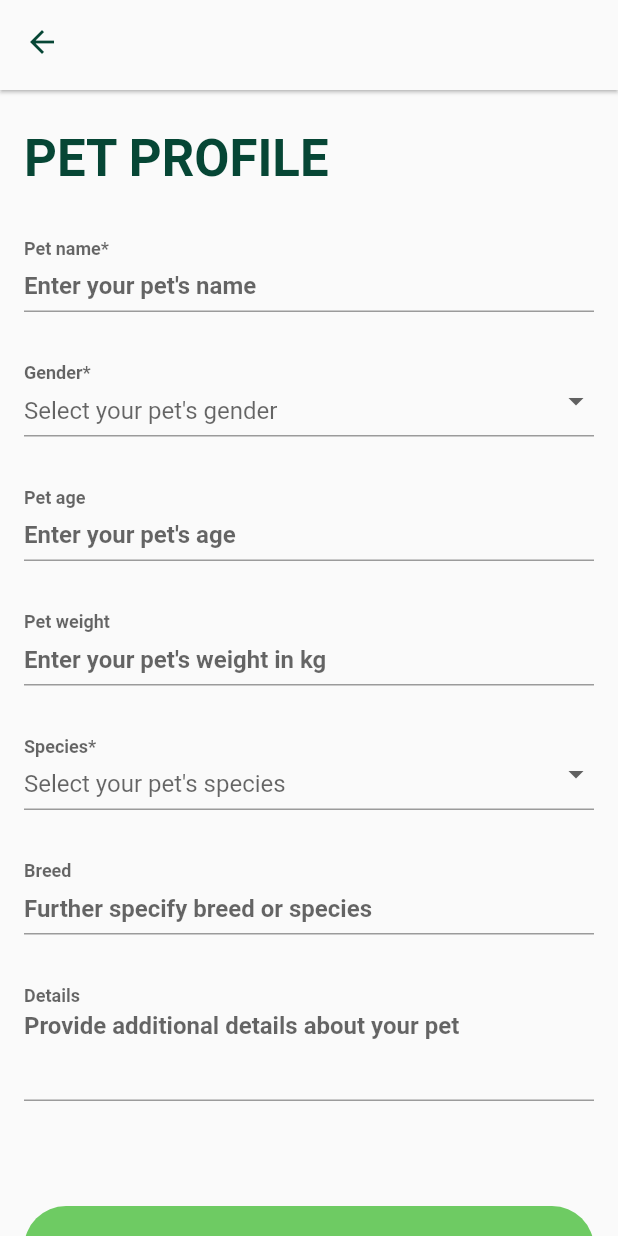
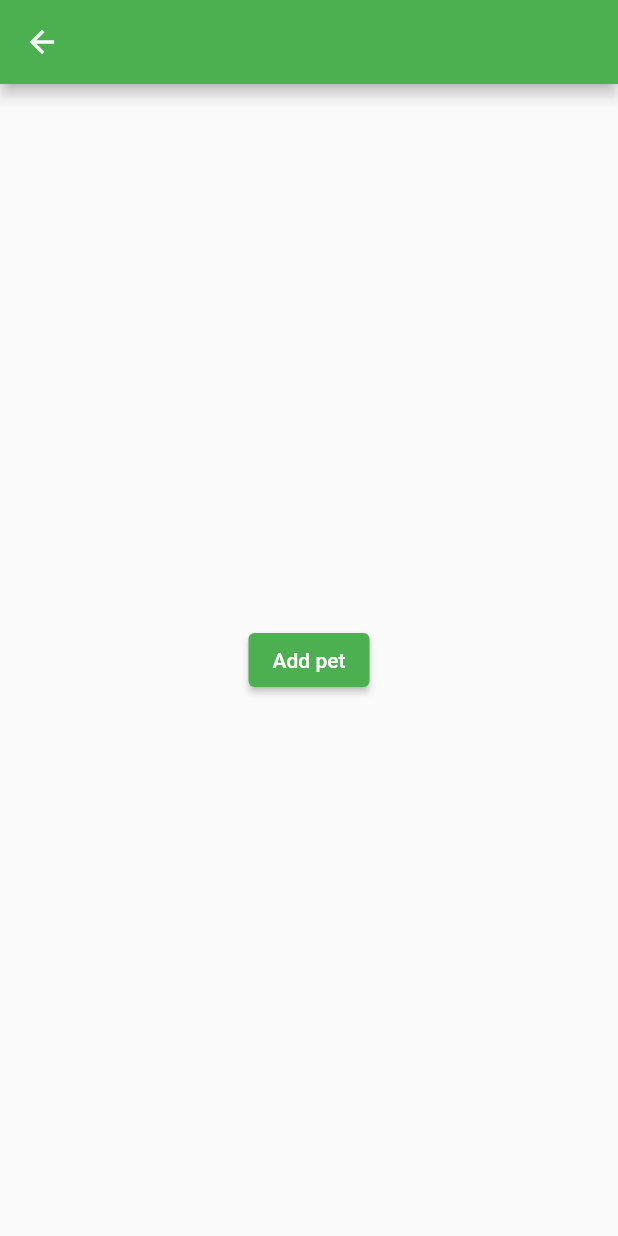
Before and after one commit to Mateorid/Flutter-project, a Flutter app: the HomePage screen opened by its route, after a tap on the "add" icon, on a phone screen of 412 x 824 dp. Run offline on Flutter 3.47's test engine with Material 2 defaults, Android fonts, the phone set to English and light mode, and no system bars; our stand-ins replace cloud_firestore, email_validator, firebase_auth, firebase_core, flutter_svg, get_it and 1 more; accounts and stored records are empty.

Commit message:
Fixed pet saving andother stuff Merge branch 'feature/pet_info_page' of github.com:VanessJ/PetSitting into feature/pet_info_page
# Conflicts:
#	lib/pages/pet_profile_page.dart

```diff
--- a/lib/Models/pet.dart
+++ b/lib/Models/Pet/pet.dart
@@ -1,7 +1,7 @@
 import 'package:json_annotation/json_annotation.dart';
-import 'package:pet_sitting/Models/Gender.dart';
-import 'package:pet_sitting/Models/pet_size.dart';
-import 'package:pet_sitting/Models/pet_species.dart';
+import 'package:pet_sitting/Models/Pet/pet_gender.dart';
+import 'package:pet_sitting/Models/Pet/pet_size.dart';
+import 'package:pet_sitting/Models/Pet/pet_species.dart';
 
 part 'pet.g.dart';
 
@@ -9,9 +9,9 @@ part 'pet.g.dart';
 class Pet {
   final String? id;
   final String name;
-  final Gender? gender; //todo unnullable
-  final PetSpecies? species; //todo unnullable
-  final PetSize? size; //todo unnullable
+  final PetGender gender;
+  final PetSpecies species;
+  final PetSize size;
   final DateTime? birthday;
   final String? breed;
   final String? details;
@@ -19,10 +19,10 @@ class Pet {
   Pet(
       {this.id,
       required this.name,
-      this.gender,
-      this.species,
+      required this.gender,
+      required this.species,
+      required this.size,
       this.birthday,
-      this.size,
       this.breed,
       this.details});
 
--- /dev/null
+++ b/lib/Models/Pet/pet_gender.dart
@@ -0,0 +1 @@
+enum PetGender { male, female, other }
--- a/lib/Models/gender.dart
+++ /dev/null
@@ -1,9 +0,0 @@
-enum Gender {
-  male,
-  female,
-  other;
-
-  String print() {
-    return "XD";
-  }
-}
--- a/lib/TODO.txt
+++ b/lib/TODO.txt
@@ -7,6 +7,7 @@
 - jak globalne ukladat usera
 - kdyz mam nejaky podmineny redering (info_tile) v metode, mam vrace null/Container nebo co?
 - extractovat konstatny nekam (Radius atd)
+- co kdyz bude chtit inzerat na vice mazlicku? xd
 
 Otazky:
 - je nejaky lepsi zpusob jak z vice textfieldu udelat usera nez to co mame ted?
--- /dev/null
+++ b/lib/pages/add_pet_page.dart
@@ -0,0 +1,39 @@
+import 'package:flutter/material.dart';
+import 'package:pet_sitting/Models/Pet/pet.dart';
+import 'package:pet_sitting/Models/Pet/pet_size.dart';
+
+import '../Models/Pet/pet_gender.dart';
+import '../Models/Pet/pet_species.dart';
+import '../ioc_container.dart';
+import '../services/pet_service.dart';
+
+class AddPetPage extends StatelessWidget {
+  const AddPetPage({super.key});
+
+  @override
+  Widget build(BuildContext context) {
+    return Scaffold(
+      appBar: AppBar(),
+      body: Center(
+        child: ElevatedButton(
+          onPressed: _onSavePressed,
+          child: const Text("Add pet"),
+        ),
+      ),
+    );
+  }
+
+  void _onSavePressed() async {
+    final petService = get<PetService>();
+    final pet = Pet(
+      name: 'Test1',
+      gender: PetGender.female,
+      species: PetSpecies.dog,
+      size: PetSize.medium,
+      birthday: DateTime.now(),
+      breed: "Poop",
+      details: "Detailsgksadjglasdjg",
+    );
+    await petService.createNewPet(pet);
+  }
+}
--- a/lib/pages/home_page.dart
+++ b/lib/pages/home_page.dart
@@ -54,7 +54,7 @@ class HomePageState extends State<HomePage> {
           child: ListView(
             children: [
               BasicTitle(text: 'My pets'),
-              AddPetCard(),
+              const AddPetCard(),
               ElevatedButton(
                 onPressed: () => {_onLogoutPressed(context)},
                 child: Text('Logout'),
--- a/lib/pages/pet_info_page.dart
+++ /dev/null
@@ -1,179 +0,0 @@
-import 'package:firebase_auth/firebase_auth.dart';
-import 'package:flutter/material.dart';
-import 'package:go_router/go_router.dart';
-import 'package:pet_sitting/Models/pet_species.dart';
-import 'package:pet_sitting/handle_async_operation.dart';
-import 'package:pet_sitting/services/pet_service.dart';
-import 'package:pet_sitting/styles.dart';
-import 'package:pet_sitting/widgets/basic_title.dart';
-import 'package:pet_sitting/widgets/form_dropdown.dart';
-import 'package:pet_sitting/widgets/plain_text_field.dart';
-import 'package:pet_sitting/widgets/round_button.dart';
-
-import '../Models/Gender.dart';
-import '../Models/pet.dart';
-import '../ioc_container.dart';
-import '../services/auth_service.dart';
-import '../validators/name_validator.dart';
-
-class PetInfoPage extends StatefulWidget {
-  PetInfoPage({Key? key}) : super(key: key);
-
-  final User? user = get<AuthService>().currentUser;
-
-  @override
-  PetInfoPageState createState() => PetInfoPageState();
-}
-
-class PetInfoPageState extends State<PetInfoPage> {
-  final _formKey = GlobalKey<FormState>();
-  final _nameController = TextEditingController();
-  final _speciesController = TextEditingController();
-  final _ageController = TextEditingController();
-  final _weightController = TextEditingController();
-  final _detailsController = TextEditingController();
-  bool _loading = false;
-  late Gender gender;
-  late PetSpecies species;
-
-  @override
-  Widget build(BuildContext context) {
-    return Scaffold(
-      appBar: PreferredSize(
-        preferredSize: Size.fromHeight(60),
-        child: AppBar(
-          elevation: 1,
-          backgroundColor: Theme.of(context).scaffoldBackgroundColor,
-          centerTitle: true,
-          leading: IconButton(
-            icon: const Icon(
-              Icons.arrow_back,
-              color: DARK_GREEN,
-            ),
-            onPressed: () => {context.pop()},
-          ),
-        ),
-      ),
-      body: _loading
-          ? const CircularProgressIndicator()
-          : Container(
-              padding: const EdgeInsets.only(left: 16, top: 25, right: 16),
-              child: ListView(
-                children: [
-                  const BasicTitle(text: 'PET PROFILE'),
-                  const SizedBox(
-                    height: 35,
-                  ),
-                  _buildForm(),
-                  const SizedBox(
-                    height: 35,
-                  ),
-                  RoundButton(
-                    color: MAIN_GREEN,
-                    text: 'SAVE',
-                    onPressed: () => _onSubmitPressed(),
-                  ),
-                ],
-              ),
-            ),
-    );
-  }
-
-  Widget _buildForm() {
-    return Form(
-      key: _formKey,
-      child: Column(
-        children: [
-          PlainTextField(
-            labelText: "Pet name*",
-            placeholder: "Enter your pet's name",
-            controller: _nameController,
-            validator: nameValidator,
-          ),
-          FormDropDown(
-            label: 'Gender*',
-            hintText: "Select your pet's gender",
-            items: Gender.values
-                .map((gender) => gender.toString().split('.')[1])
-                .toList(),
-            onChanged: (value) => {
-              if (value != null)
-                gender = gender = Gender.values.firstWhere(
-                  (e) => e.toString().split('.')[1] == value,
-                  orElse: () => Gender.other,
-                )
-            },
-          ),
-          PlainTextField(
-            labelText: "Pet age",
-            placeholder: "Enter your pet's age",
-            controller: _ageController,
-            validator: (value) => null,
-          ),
-          PlainTextField(
-            labelText: "Pet weight",
-            placeholder: "Enter your pet's weight in kg",
-            controller: _weightController,
-            validator: (value) => null,
-          ),
-          FormDropDown(
-            label: 'Species*',
-            hintText: "Select your pet's species",
-            items: PetSpecies.values
-                .map((petSpecies) => petSpecies.toString().split('.')[1])
-                .toList(),
-            onChanged: (value) => {
-              if (value != null)
-                species = PetSpecies.values.firstWhere(
-                  (e) => e.toString().split('.')[1] == value,
-                  orElse: () => PetSpecies.other,
-                )
-            },
-          ),
-          PlainTextField(
-            labelText: "Breed",
-            placeholder: "Further specify breed or species",
-            controller: _speciesController,
-            validator: (value) => null,
-          ),
-          PlainTextField(
-            labelText: "Details",
-            placeholder: "Provide additional details about your pet",
-            controller: _detailsController,
-            validator: (value) => null,
-            extended: true,
-          ),
-        ],
-      ),
-    );
-  }
-
-  Future<void> _saveChanges() async {
-    final PetService petService = get<PetService>();
-    final pet = Pet(
-      name: _nameController.text,
-      gender: gender,
-      species: species,
-      breed: _speciesController.text,
-      details: _detailsController.text,
-    );
-    print(pet.toJson());
-    await petService.createNewPet(pet);
-  }
-
-  void _onSubmitPressed() async {
-    if (_formKey.currentState!.validate()) {
-      setState(() {
-        _loading = true;
-      });
-      handleAsyncOperation(
-          asyncOperation: _saveChanges(),
-          onSuccessText: 'Pet profile creates',
-          context: context);
-      setState(() {
-        _loading = false;
-      });
-      //context.pop();
-    }
-  }
-}
--- a/lib/pages/pet_profile_page.dart
+++ b/lib/pages/pet_profile_page.dart
@@ -1,10 +1,10 @@
 import 'package:flutter/material.dart';
-import 'package:pet_sitting/Models/pet.dart';
-import 'package:pet_sitting/Models/pet_size.dart';
-import 'package:pet_sitting/Models/pet_species.dart';
+import 'package:pet_sitting/Models/Pet/pet.dart';
+import 'package:pet_sitting/Models/Pet/pet_size.dart';
 import 'package:pet_sitting/widgets/core/info_tile.dart';
 
-import '../Models/Gender.dart';
+import '../Models/Pet/pet_gender.dart';
+import '../Models/Pet/pet_species.dart';
 
 class PetProfilePage extends StatelessWidget {
   PetProfilePage({super.key});
@@ -13,7 +13,7 @@ class PetProfilePage extends StatelessWidget {
   final _pet = Pet(
     id: "id",
     name: "Doggo",
-    gender: Gender.male,
+    gender: PetGender.male,
     species: PetSpecies.dog,
     birthday: DateTime.now(),
     size: PetSize.medium,
@@ -75,19 +75,19 @@ class PetProfilePage extends StatelessWidget {
         ),
         //todo make this tappable and onclick it will change from Bday to age (scale it)
         InfoTile(
+          title: "Breed",
+          content: _infoText(p.breed.toString()),
+          icon: Icons.pets_outlined,
+        ),
+        InfoTile(
           title: "Birthday",
           content: _infoText(_getBirthdayText()),
           icon: Icons.cake_outlined,
           callback: () => print("//TODO: change to age"),
         ),
         InfoTile(
-          title: "Breed",
-          content: _infoText(p.breed.toString()),
-          icon: Icons.pets_outlined,
-        ),
-        InfoTile(
           title: "Photos",
-          content: _infoText("Photos will be here"),
+          content: _infoText("Click to show 9+ more photos"), //todo?
           icon: Icons.image_outlined,
           callback: () => print("//TODO: open photo page"),
         ),
--- a/lib/router.dart
+++ b/lib/router.dart
@@ -1,8 +1,9 @@
 import 'package:go_router/go_router.dart';
+import 'package:pet_sitting/pages/add_pet_page.dart';
 import 'package:pet_sitting/pages/edit_user_page.dart';
 import 'package:pet_sitting/pages/home_page.dart';
 import 'package:pet_sitting/pages/login_page.dart';
-import 'package:pet_sitting/pages/pet_info_page.dart';
+import 'package:pet_sitting/pages/edit_pet_page.dart';
 import 'package:pet_sitting/pages/pet_profile_page.dart';
 import 'package:pet_sitting/pages/register_page.dart';
 import 'package:pet_sitting/services/auth_service.dart';
@@ -38,7 +39,8 @@ class RouterProvider {
         GoRoute(
           path: "/create_pet",
           name: "create_pet",
-          builder: (context, state) => PetInfoPage(),
+          builder: (context, state) => AddPetPage(),
+          // builder: (context, state) => EditPetPage(),
         ),
         GoRoute(
           path: "/pet_profile",
--- a/lib/services/pet_service.dart
+++ b/lib/services/pet_service.dart
@@ -1,6 +1,6 @@
 import 'package:cloud_firestore/cloud_firestore.dart';
 
-import '../Models/pet.dart';
+import '../Models/Pet/pet.dart';
 
 class PetService {
   final CollectionReference petCollection =
--- /dev/null
+++ b/lib/widgets/pet_overview_tile.dart
@@ -0,0 +1,16 @@
+import 'package:flutter/material.dart';
+
+import '../Models/Pet/pet.dart';
+
+class PetOverviewTile extends StatelessWidget {
+  const PetOverviewTile({super.key, required this.pet});
+
+  final Pet pet;
+
+  @override
+  Widget build(BuildContext context) {
+    return Row(
+      children: [Text(pet.name)],
+    );
+  }
+}
```
Also changed, not shown: lib/pages/edit_pet_page.dart (added, +180 -0 lines), lib/Models/Pet/pet.g.dart, lib/Models/Pet/pet_size.dart (renamed from lib/Models/pet_size.dart), lib/Models/Pet/pet_species.dart (renamed from lib/Models/pet_species.dart).
